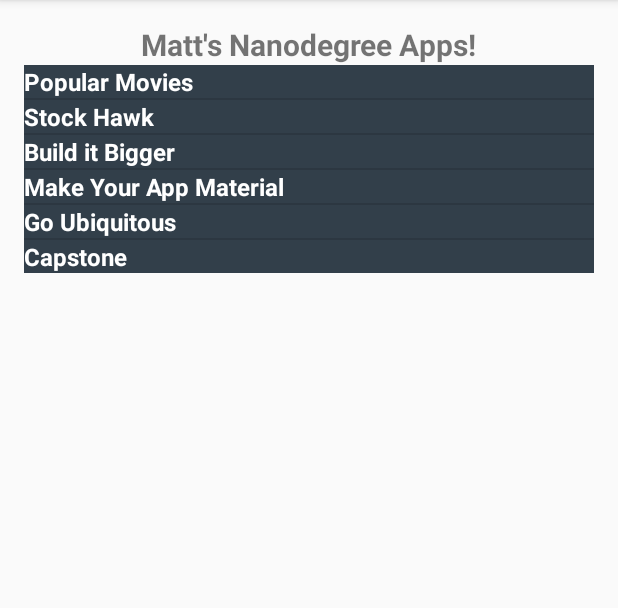
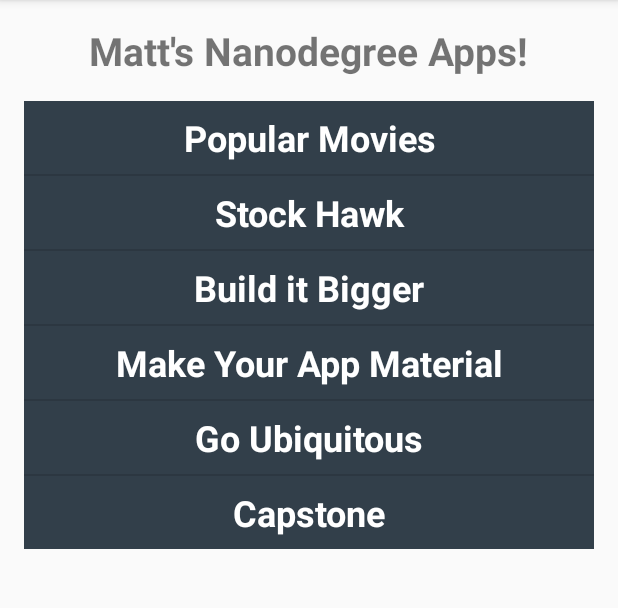
Before and after one commit to matthewhunter404/Udacity-Portfolio-App, an Android app: the screen it shows after launch (MainActivity), on a phone screen of 412 x 824 dp, the part 84-692 px from its top. Run offline under Robolectric (Android 15) with nearby library versions, the phone set to English and light mode, and no system bars.

Commit message:
Realigns the text both in the list and of the heading, also increases its size and sets up padding.

```diff
--- a/app/src/main/res/layout/content_main.xml
+++ b/app/src/main/res/layout/content_main.xml
@@ -13,10 +13,12 @@
         android:layout_width="wrap_content"
         android:layout_height="wrap_content"
         android:layout_centerHorizontal="true"
-        android:textSize="20sp"
+        android:textSize="26sp"
         android:textStyle="bold"
         android:typeface="sans"
-        android:id="@+id/headertext"/>
+        android:gravity="center"
+        android:id="@+id/headertext"
+        android:paddingBottom="@dimen/activity_vertical_margin"/>
     <ListView
         android:layout_below="@id/headertext"
         android:layout_width="match_parent"
--- a/app/src/main/res/layout/list_item.xml
+++ b/app/src/main/res/layout/list_item.xml
@@ -4,10 +4,12 @@
     android:layout_height="match_parent">
 
     <TextView
-        android:layout_width="wrap_content"
+        android:paddingBottom="@dimen/text_padding"
+        android:paddingTop="@dimen/text_padding"
+        android:layout_width="match_parent"
         android:layout_height="wrap_content"
-        android:layout_gravity="center"
-        android:textSize="16sp"
+        android:gravity="center"
+        android:textSize="24sp"
         android:textStyle="bold"
         android:textColor="@android:color/white"
         android:typeface="sans"
--- a/app/src/main/res/values/dimens.xml
+++ b/app/src/main/res/values/dimens.xml
@@ -3,4 +3,5 @@
     <dimen name="activity_horizontal_margin">16dp</dimen>
     <dimen name="activity_vertical_margin">16dp</dimen>
     <dimen name="fab_margin">16dp</dimen>
+    <dimen name="text_padding">8dp</dimen>
 </resources>
```
